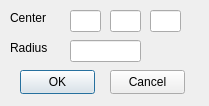
thawtar/ampersandCFD, file src/createSphereDialog.ui: the form before one commit.
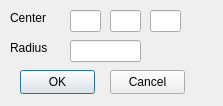
The form after the commit.

```diff
--- a/src/createSphereDialog.ui
+++ b/src/createSphereDialog.ui
@@ -6,7 +6,7 @@
    <rect>
     <x>0</x>
     <y>0</y>
-    <width>209</width>
+    <width>223</width>
     <height>106</height>
    </rect>
   </property>
```
Left out of the diff: 4 changed lines with no effect on the pictures.
